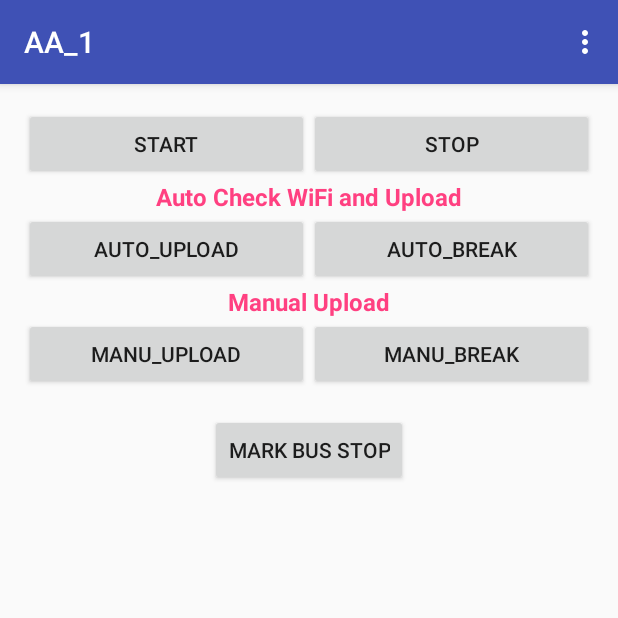
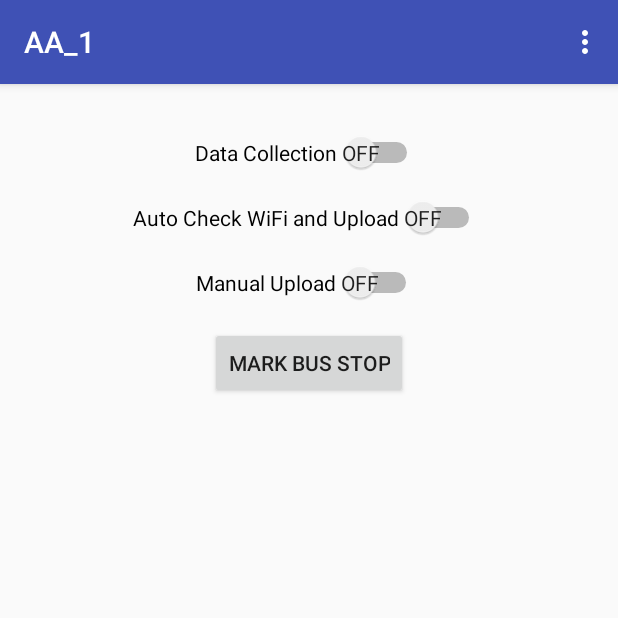
Before and after one commit to Hennessyan/Sqlite_MySQL_Wakeloc_20170727, an Android app: the screen it shows after launch (MainActivity), on a phone screen of 412 x 824 dp, the top half of it. Run offline under Robolectric (Android 15) with nearby library versions, the phone set to English and light mode, and no system bars; libraries missing offline, so code that uses them is left out: com.facebook.stetho; 2 statements that could not run were skipped.

Commit message:
20170806
Change Button to Switch;
Change Auto Upload value from 20 to 50.

```diff
--- a/app/src/main/java/com/llu17/youngq/sqlite_gps/MainActivity.java
+++ b/app/src/main/java/com/llu17/youngq/sqlite_gps/MainActivity.java
@@ -21,7 +21,9 @@ import android.view.MenuInflater;
 import android.view.MenuItem;
 import android.view.View;
 import android.widget.Button;
+import android.widget.CompoundButton;
 import android.widget.ImageButton;
+import android.widget.Switch;
 import android.widget.TextView;
 import android.widget.Toast;
 
@@ -39,6 +41,9 @@ public class MainActivity extends AppCompatActivity  implements SharedPreference
     private String sampling_rate;
     static TextView upload_state;
     private Button MarkBusStop;
+    private Switch DataCollectionSwitch, AutoCheckUploadSwitch, ManuCheckUploadSwitch;
+    private SharedPreferences.Editor editor;
+    private SharedPreferences prefs;
 
     @Override
     protected void onCreate(Bundle savedInstanceState) {
@@ -57,12 +62,24 @@ public class MainActivity extends AppCompatActivity  implements SharedPreference
 
         });
 
+        DataCollectionSwitch = (Switch) findViewById(R.id.DataCollectionSwitch);
+        AutoCheckUploadSwitch = (Switch) findViewById(R.id.AutoCheckUploadSwitch);
+        ManuCheckUploadSwitch = (Switch) findViewById(R.id.ManuCheckUploadSwitch);
+
+
         SharedPreferences sharedPreferences = PreferenceManager.getDefaultSharedPreferences(this);
 
         sampling_rate = sharedPreferences.getString(getResources().getString(R.string.sr_key_all),"1000");
         Log.e("-----ALL SR-----",""+sampling_rate);
         sharedPreferences.registerOnSharedPreferenceChangeListener(this);
 
+        /*used to keep the status recorded, otherwise everytime reopen the app, switch will be off*/
+        editor = getSharedPreferences("com.llu17.youngq.sqlite_gps", MODE_PRIVATE).edit();
+        prefs = getSharedPreferences("com.llu17.youngq.sqlite_gps", MODE_PRIVATE);
+
+        DataCollectionSwitch.setChecked(prefs.getBoolean("DCS_status",false));
+        AutoCheckUploadSwitch.setChecked(prefs.getBoolean("ACU_status",false));
+        ManuCheckUploadSwitch.setChecked(prefs.getBoolean("MCU_status",false));
         //////////
         /*===check sqlite data using "chrome://inspect"===*/
         Stetho.initializeWithDefaults(this);
@@ -113,6 +130,46 @@ public class MainActivity extends AppCompatActivity  implements SharedPreference
             e.printStackTrace();
         }
 
+        DataCollectionSwitch.setOnCheckedChangeListener(new CompoundButton.OnCheckedChangeListener() {
+            @Override
+            public void onCheckedChanged(CompoundButton compoundButton, boolean bChecked) {
+                Log.e("DataCollectionSwitch","i am here !");
+                editor.putBoolean("DCS_status", bChecked);
+                editor.commit();
+                if (bChecked) {
+                    startService();
+                } else {
+                    stopService();
+                }
+            }
+        });
+        AutoCheckUploadSwitch.setOnCheckedChangeListener(new CompoundButton.OnCheckedChangeListener() {
+            @Override
+            public void onCheckedChanged(CompoundButton compoundButton, boolean bChecked) {
+                Log.e("AutoCheckUploadSwitch","i am here !");
+                editor.putBoolean("ACU_status", bChecked);
+                editor.commit();
+                if (bChecked) {
+                    uploadService();
+                } else {
+                    breakService();
+                }
+            }
+        });
+        ManuCheckUploadSwitch.setOnCheckedChangeListener(new CompoundButton.OnCheckedChangeListener() {
+            @Override
+            public void onCheckedChanged(CompoundButton compoundButton, boolean bChecked) {
+                Log.e("ManuCheckUploadSwitch","i am here !");
+                editor.putBoolean("MCU_status", bChecked);
+                editor.commit();
+                if (bChecked) {
+                    uploadServiceM();
+                } else {
+                    breakServiceM();
+                }
+            }
+        });
+
     }
     /*Sampling rate menu*/
     //Add the menu to the menu bar
@@ -142,7 +199,7 @@ public class MainActivity extends AppCompatActivity  implements SharedPreference
             Log.e("-----ALL SR-----","changed: "+sampling_rate);
         }
     }
-    public void startService(View view) {
+    public void startService() {        //startService(View view) 如果使用button.click去控制就要使用:startService(View v)
         PreferenceManager.getDefaultSharedPreferences(this)
                 .unregisterOnSharedPreferenceChangeListener(this);
         Log.e("unregister","success");
@@ -153,7 +210,7 @@ public class MainActivity extends AppCompatActivity  implements SharedPreference
     }
 
     // Method to stop the service
-    public void stopService(View view) {
+    public void stopService() {         //stopService(View view)
         Toast.makeText(this, "Stopping the service", Toast.LENGTH_SHORT).show();
         stopService(new Intent(getBaseContext(), CollectorService.class));
         stopService(new Intent(getBaseContext(), Activity_Tracker.class));
@@ -161,22 +218,22 @@ public class MainActivity extends AppCompatActivity  implements SharedPreference
 
     }
 
-    public void uploadService(View view){
+    public void uploadService(){        //uploadService(View view)
         Toast.makeText(this, "Begin to upload data automatically", Toast.LENGTH_SHORT).show();
         startService(new Intent(getBaseContext(), UploadService.class));
     }
 
-    public void breakService(View view){
+    public void breakService(){        //breakService(View view)
         Toast.makeText(this, "Stop to upload data automatically", Toast.LENGTH_SHORT).show();
         stopService(new Intent(getBaseContext(), UploadService.class));
     }
 
-    public void uploadServiceM(View view){
+    public void uploadServiceM(){      //uploadServiceM(View view)
         Toast.makeText(this, "Begin to upload data manually", Toast.LENGTH_SHORT).show();
         startService(new Intent(getBaseContext(), UploadServiceM.class));
     }
 
-    public void breakServiceM(View view){
+    public void breakServiceM(){       //breakServiceM(View view)
         Toast.makeText(this, "Stop to upload data manually", Toast.LENGTH_SHORT).show();
         stopService(new Intent(getBaseContext(), UploadServiceM.class));
     }
--- a/app/src/main/res/layout/activity_main.xml
+++ b/app/src/main/res/layout/activity_main.xml
@@ -8,85 +8,122 @@
     android:orientation="vertical"
     tools:context="com.llu17.youngq.sqlite_gps.MainActivity">
 
-    <LinearLayout
-        android:layout_width="match_parent"
-        android:layout_height="wrap_content">
-    <Button
-        android:text="Start"
-        android:onClick="startService"
-        android:layout_width="0dp"
-        android:layout_height="wrap_content"
-        android:layout_weight="1"
-        android:id="@+id/Start_Button" />
+    <!--<LinearLayout-->
+        <!--android:layout_width="match_parent"-->
+        <!--android:layout_height="wrap_content">-->
+    <!--<Button-->
+        <!--android:text="Start"-->
+        <!--android:onClick="startService"-->
+        <!--android:layout_width="0dp"-->
+        <!--android:layout_height="wrap_content"-->
+        <!--android:layout_weight="1"-->
+        <!--android:id="@+id/Start_Button" />-->
 
-    <Button
-        android:text="Stop"
-        android:onClick="stopService"
-        android:layout_width="0dp"
-        android:layout_height="wrap_content"
-        android:layout_weight="1"
-        android:id="@+id/Stop_Button" />
+    <!--<Button-->
+        <!--android:text="Stop"-->
+        <!--android:onClick="stopService"-->
+        <!--android:layout_width="0dp"-->
+        <!--android:layout_height="wrap_content"-->
+        <!--android:layout_weight="1"-->
+        <!--android:id="@+id/Stop_Button" />-->
 
-    </LinearLayout>
+    <!--</LinearLayout>-->
 
-    <TextView
-        android:text="Auto Check WiFi and Upload"
+    <!--<TextView-->
+        <!--android:text="Auto Check WiFi and Upload"-->
+        <!--android:layout_width="wrap_content"-->
+        <!--android:layout_height="wrap_content"-->
+        <!--android:textColor="@color/colorAccent"-->
+        <!--android:layout_gravity="center_horizontal"-->
+        <!--android:textSize="16sp"-->
+        <!--android:textStyle="bold" />-->
+
+    <!--<LinearLayout-->
+        <!--android:layout_width="match_parent"-->
+        <!--android:layout_height="wrap_content">-->
+        <!--<Button-->
+            <!--android:text="Auto_Upload"-->
+            <!--android:onClick="uploadService"-->
+            <!--android:layout_width="0dp"-->
+            <!--android:layout_height="wrap_content"-->
+            <!--android:layout_weight="1"-->
+            <!--android:id="@+id/Auto_Upload_Button"/>-->
+
+        <!--<Button-->
+            <!--android:text="Auto_Break"-->
+            <!--android:onClick="breakService"-->
+            <!--android:layout_width="0dp"-->
+            <!--android:layout_height="wrap_content"-->
+            <!--android:layout_weight="1"-->
+            <!--android:id="@+id/Auto_Break_Button" />-->
+
+    <!--</LinearLayout>-->
+
+    <!--<TextView-->
+        <!--android:text="Manual Upload"-->
+        <!--android:layout_width="wrap_content"-->
+        <!--android:layout_height="wrap_content"-->
+        <!--android:textColor="@color/colorAccent"-->
+        <!--android:layout_gravity="center_horizontal"-->
+        <!--android:textSize="16sp"-->
+        <!--android:textStyle="bold" />-->
+
+    <!--<LinearLayout-->
+        <!--android:layout_width="match_parent"-->
+        <!--android:layout_height="wrap_content">-->
+        <!--<Button-->
+            <!--android:text="Manu_Upload"-->
+            <!--android:onClick="uploadServiceM"-->
+            <!--android:layout_width="0dp"-->
+            <!--android:layout_height="wrap_content"-->
+            <!--android:layout_weight="1"-->
+            <!--android:id="@+id/Manu_Upload_Button"/>-->
+
+        <!--<Button-->
+            <!--android:text="Manu_Break"-->
+            <!--android:onClick="breakServiceM"-->
+            <!--android:layout_width="0dp"-->
+            <!--android:layout_height="wrap_content"-->
+            <!--android:layout_weight="1"-->
+            <!--android:id="@+id/Manu_Break_Button" />-->
+    <!--</LinearLayout>-->
+
+    <Switch
+        android:id="@+id/DataCollectionSwitch"
         android:layout_width="wrap_content"
         android:layout_height="wrap_content"
-        android:textColor="@color/colorAccent"
-        android:layout_gravity="center_horizontal"
-        android:textSize="16sp"
-        android:textStyle="bold" />
+        android:layout_gravity="center"
+        android:layout_marginTop="16dp"
+        android:showText="true"
+        android:checked="false"
+        android:text="Data Collection"
+        android:textOff="Off"
+        android:textOn="On"/>
 
-    <LinearLayout
-        android:layout_width="match_parent"
-        android:layout_height="wrap_content">
-        <Button
-            android:text="Auto_Upload"
-            android:onClick="uploadService"
-            android:layout_width="0dp"
-            android:layout_height="wrap_content"
-            android:layout_weight="1"
-            android:id="@+id/Auto_Upload_Button"/>
-
-        <Button
-            android:text="Auto_Break"
-            android:onClick="breakService"
-            android:layout_width="0dp"
-            android:layout_height="wrap_content"
-            android:layout_weight="1"
-            android:id="@+id/Auto_Break_Button" />
-
-    </LinearLayout>
-
-    <TextView
-        android:text="Manual Upload"
+    <Switch
+        android:id="@+id/AutoCheckUploadSwitch"
         android:layout_width="wrap_content"
         android:layout_height="wrap_content"
-        android:textColor="@color/colorAccent"
-        android:layout_gravity="center_horizontal"
-        android:textSize="16sp"
-        android:textStyle="bold" />
+        android:layout_gravity="center"
+        android:layout_marginTop="16dp"
+        android:showText="true"
+        android:checked="false"
+        android:text="Auto Check WiFi and Upload"
+        android:textOff="Off"
+        android:textOn="On"/>
 
-    <LinearLayout
-        android:layout_width="match_parent"
-        android:layout_height="wrap_content">
-        <Button
-            android:text="Manu_Upload"
-            android:onClick="uploadServiceM"
-            android:layout_width="0dp"
-            android:layout_height="wrap_content"
-            android:layout_weight="1"
-            android:id="@+id/Manu_Upload_Button"/>
+    <Switch
+        android:id="@+id/ManuCheckUploadSwitch"
+        android:layout_width="wrap_content"
+        android:layout_height="wrap_content"
+        android:layout_gravity="center"
+        android:layout_marginTop="16dp"
+        android:showText="true"
+        android:checked="false"
+        android:text="Manual Upload"
+        android:textOff="Off"
+        android:textOn="On"/>
 
-        <Button
-            android:text="Manu_Break"
-            android:onClick="breakServiceM"
-            android:layout_width="0dp"
-            android:layout_height="wrap_content"
-            android:layout_weight="1"
-            android:id="@+id/Manu_Break_Button" />
-    </LinearLayout>
 
     <Button
         android:layout_width="wrap_content"
```
Also changed, not shown: app/src/main/java/com/llu17/youngq/sqlite_gps/VariableManager.java (+9 -9 lines).
